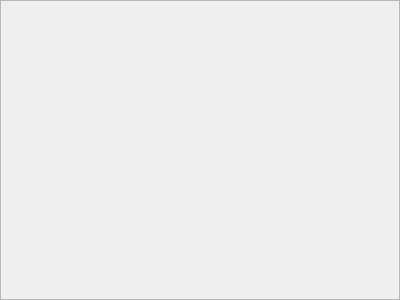
The window that applications/sofa/gui/qt/report.ui (dsleep/sofa) describes before a commit, drawn with Qt 5.
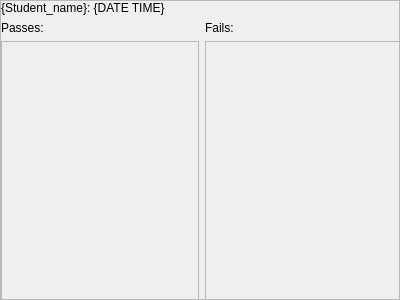
The same window after the commit.

Commit message: added files to staging and updated cmake list for gui/qt

What changed in the file:
```diff
--- a/applications/sofa/gui/qt/report.ui
+++ b/applications/sofa/gui/qt/report.ui
@@ -16,6 +16,124 @@
   <property name="windowTitle">
    <string>ScrollArea</string>
   </property>
-  <widget class="QWidget" name="scrollAreaWidgetContents"/>
+  <property name="widgetResizable">
+   <bool>true</bool>
+  </property>
+  <widget class="QWidget" name="scrollAreaWidgetContents">
+   <property name="geometry">
+    <rect>
+     <x>0</x>
+     <y>0</y>
+     <width>398</width>
+     <height>298</height>
+    </rect>
+   </property>
+   <widget class="QWidget" name="verticalWidget" native="true">
+    <property name="geometry">
+     <rect>
+      <x>0</x>
+      <y>0</y>
+      <width>401</width>
+      <height>301</height>
+     </rect>
+    </property>
+    <layout class="QVBoxLayout" name="verticalLayout">
+     <item>
+      <widget class="QLabel" name="StudentLabel">
+       <property name="text">
+        <string>{Student_name}: {DATE TIME}</string>
+       </property>
+       <property name="textFormat">
+        <enum>Qt::PlainText</enum>
+       </property>
+       <property name="openExternalLinks">
+        <bool>false</bool>
+       </property>
+       <property name="textInteractionFlags">
+        <set>Qt::NoTextInteraction</set>
+       </property>
+      </widget>
+     </item>
+     <item>
+      <layout class="QHBoxLayout" name="horizontalLayout">
+       <item>
+        <layout class="QGridLayout" name="gridLayout">
+         <item row="0" column="0">
+          <widget class="QLabel" name="SuccLabel">
+           <property name="text">
+            <string>Passes:</string>
+           </property>
+          </widget>
+         </item>
+         <item row="0" column="1">
+          <widget class="QLabel" name="ErrLabel">
+           <property name="text">
+            <string>Fails:</string>
+           </property>
+          </widget>
+         </item>
+         <item row="1" column="1">
+          <widget class="QScrollArea" name="ErrorArea">
+           <property name="widgetResizable">
+            <bool>true</bool>
+           </property>
+           <widget class="QWidget" name="ErrorList">
+            <property name="geometry">
+             <rect>
+              <x>0</x>
+              <y>0</y>
+              <width>188</width>
+              <height>255</height>
+             </rect>
+            </property>
+            <widget class="QWidget" name="verticalLayoutWidget">
+             <property name="geometry">
+              <rect>
+               <x>-1</x>
+               <y>-1</y>
+               <width>191</width>
+               <height>261</height>
+              </rect>
+             </property>
+             <layout class="QVBoxLayout" name="ErrBox"/>
+            </widget>
+           </widget>
+          </widget>
+         </item>
+         <item row="1" column="0">
+          <widget class="QScrollArea" name="PassArea">
+           <property name="widgetResizable">
+            <bool>true</bool>
+           </property>
+           <widget class="QWidget" name="PassList">
+            <property name="geometry">
+             <rect>
+              <x>0</x>
+              <y>0</y>
+              <width>189</width>
+              <height>255</height>
+             </rect>
+            </property>
+            <widget class="QWidget" name="verticalLayoutWidget_2">
+             <property name="geometry">
+              <rect>
+               <x>-1</x>
+               <y>-1</y>
+               <width>191</width>
+               <height>261</height>
+              </rect>
+             </property>
+             <layout class="QVBoxLayout" name="PassBox"/>
+            </widget>
+           </widget>
+          </widget>
+         </item>
+        </layout>
+       </item>
+      </layout>
+     </item>
+    </layout>
+   </widget>
+  </widget>
  </widget>
 </ui>
```
Left out of the diff: 7 changed lines with no effect on the pictures. The commit also changes 3 other files.
